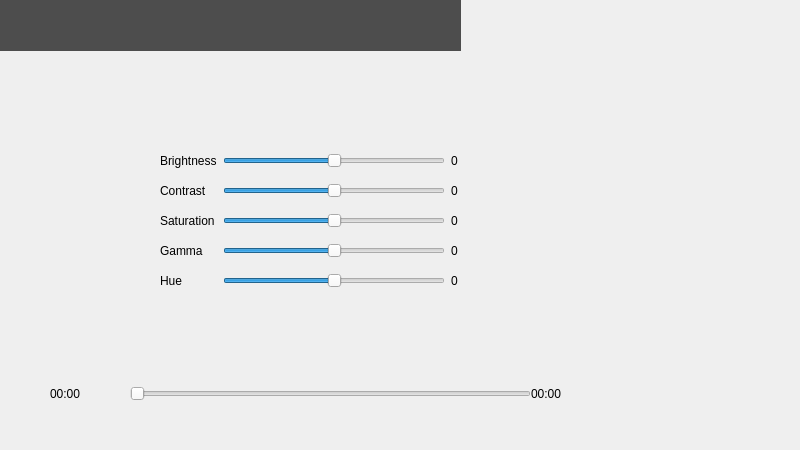
coslyk/moonplayer, file src/playerview.ui: the form before one commit.
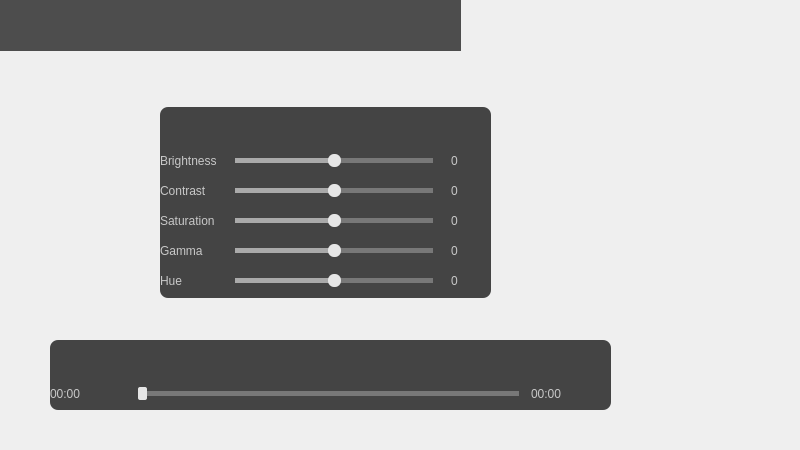
The form after the commit. Icons and pictures are not drawn.

What changed in the file:
```diff
--- a/src/playerview.ui
+++ b/src/playerview.ui
@@ -28,6 +28,36 @@
    <property name="focusPolicy">
     <enum>Qt::NoFocus</enum>
    </property>
+   <property name="styleSheet">
+    <string notr="true">QWidget#controllerWidget {
+    background: rgba(50, 50, 50, 230);
+    border-radius: 8px;
+}
+    
+QLabel {
+    color: rgb(200, 200, 200);
+}
+    
+QSlider::groove:horizontal {
+    height: 1px;
+    margin: 0px 0px;
+    left: 12px; right: 12px;
+    border: 2px solid #999999;
+}
+QSlider::handle:horizontal {
+    border: 0px solid #5c5c5c;
+    border-radius: 2px;
+    background: rgb(230, 230, 230);
+    width: 9px;
+    margin: -6px -6px -6px -6px;
+}
+QSlider::sub-page:horizontal{
+    background: rgb(170, 170, 170);
+}
+QSlider::add-page:horizontal{
+    background: rgb(120, 120, 120);
+}</string>
+   </property>
    <layout class="QGridLayout" name="gridLayout">
     <property name="horizontalSpacing">
      <number>0</number>
@@ -284,6 +314,36 @@
      <height>191</height>
     </rect>
    </property>
+   <property name="styleSheet">
+    <string notr="true">QWidget#equalizerWidget {
+    background: rgba(50, 50, 50, 230);
+    border-radius: 8px;
+}
+
+QLabel {
+    color: rgb(200, 200, 200);
+}
+
+QSlider::groove:horizontal {
+    height: 1px;
+    margin: 0px 0px;
+    left: 12px; right: 12px;
+    border: 2px solid #999999;
+}
+QSlider::handle:horizontal {
+    border: 0px solid #5c5c5c;
+    border-radius: 6px;
+    background: rgb(230, 230, 230);
+    width: 13px;
+    margin: -6px -6px -6px -6px;
+}
+QSlider::sub-page:horizontal{
+    background: rgb(170, 170, 170);
+}
+QSlider::add-page:horizontal{
+    background: rgb(120, 120, 120);
+}</string>
+   </property>
    <layout class="QGridLayout" name="gridLayout_2">
     <item row="2" column="2">
      <widget class="QLabel" name="constrastLabel">
```
